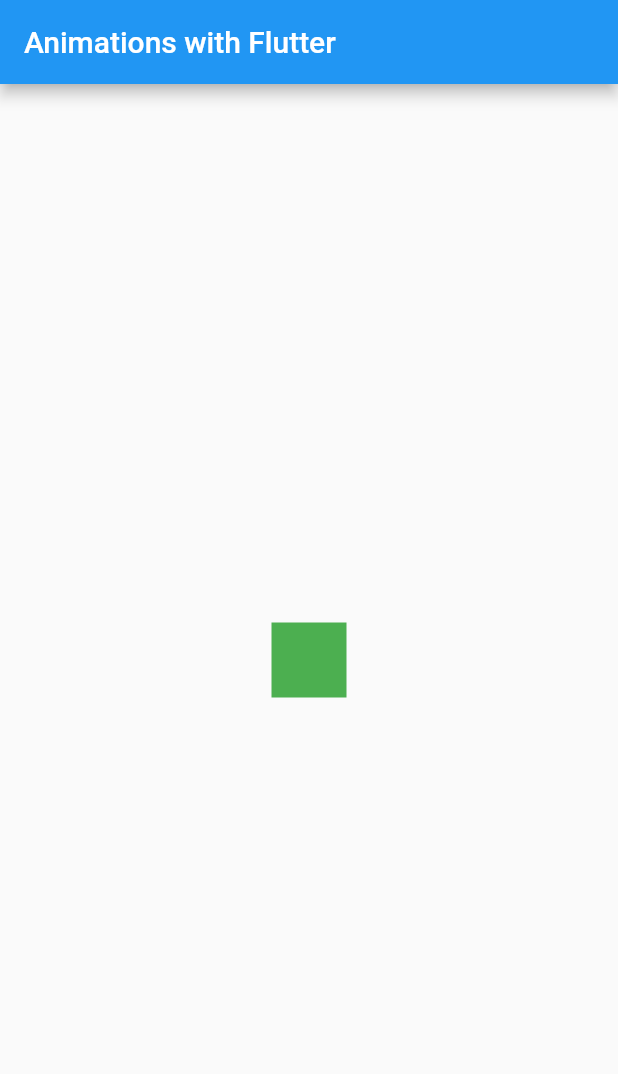
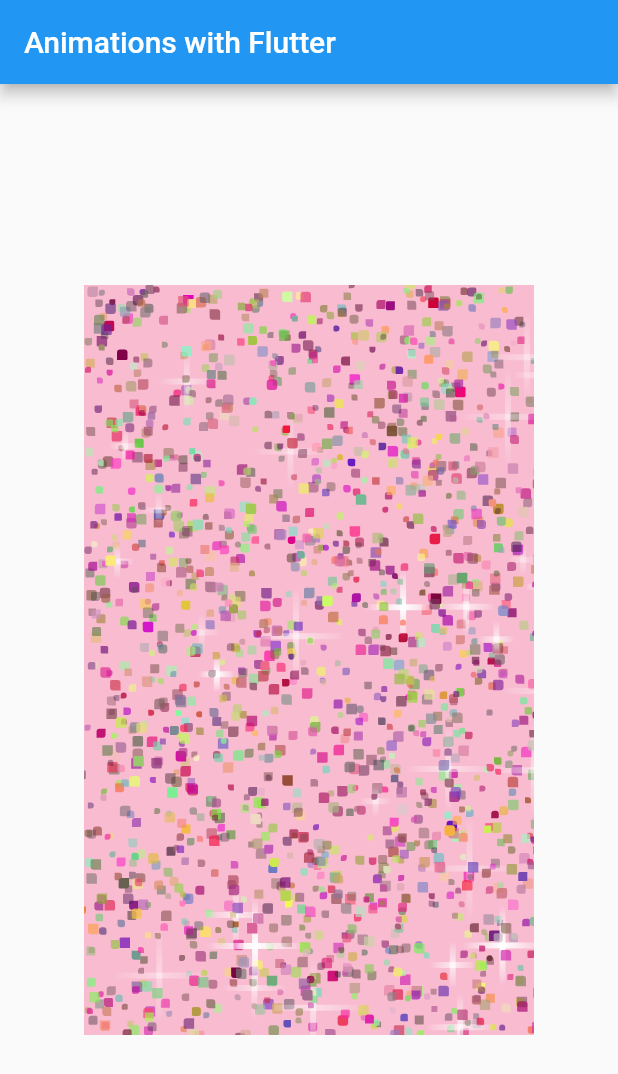
Before and after one commit to Novatics/mobile_squad, a Flutter app: the screen it shows after launch, on a phone screen of 412 x 824 dp. Shown: the top 1074 px of the screen. Run offline on Flutter 3.47's test engine with Material 2 defaults, Android fonts, the phone set to English and light mode, and no system bars; our stand-ins replace google_fonts.

Commit message:
adding glitter animation

```diff
--- /dev/null
+++ b/animations_app/lib/components/glitterAnimation.dart
@@ -0,0 +1,236 @@
+import 'package:flutter/material.dart';
+import 'dart:math' as math;
+
+const _width = 300.0;
+const _height = 500.0;
+const _durations = <Duration>[
+  Duration(milliseconds: 200),
+  Duration(milliseconds: 300),
+  Duration(milliseconds: 500),
+  Duration(milliseconds: 700),
+  Duration(milliseconds: 1000),
+  Duration(milliseconds: 1500),
+  Duration(milliseconds: 1700),
+  Duration(milliseconds: 2000),
+];
+final _random = math.Random();
+final _randomPieceSize = () => _random.nextInt(4).toDouble() + 4;
+final _randomCornerSize = () => _random.nextInt(3).toDouble();
+final _randomDecoration = () => BoxDecoration(
+      borderRadius: BorderRadius.only(
+        topLeft: Radius.circular(_randomCornerSize()),
+        topRight: Radius.circular(_randomCornerSize()),
+        bottomLeft: Radius.circular(_randomCornerSize()),
+        bottomRight: Radius.circular(_randomCornerSize()),
+      ),
+    );
+
+class GlitterAnimation extends StatefulWidget {
+  GlitterAnimation({ Key key }) : super(key : key);
+
+  @override
+  GlitterWidget createState() => GlitterWidget();
+}
+
+class GlitterWidget extends State<GlitterAnimation> with TickerProviderStateMixin {
+  final _controllers = <AnimationController>[];
+
+  Color _getRandomColor([int alpha]) {
+    return Color.fromARGB(alpha ?? 255, _random.nextInt(155) + 100,
+        _random.nextInt(255), _random.nextInt(150) + 55);
+  }
+
+  @override
+  void initState() {
+    super.initState();
+    _durations.forEach((Duration d) {
+      _controllers.add(AnimationController(
+        vsync: this,
+        duration: d,
+      ));
+    });
+
+    for (final controller in _controllers) {
+      controller.addStatusListener((AnimationStatus status) {
+        if (status == AnimationStatus.completed) {
+          controller.reverse();
+        } else if (status == AnimationStatus.dismissed) {
+          controller.forward();
+        }
+      });
+      controller.forward();
+    }
+  }
+
+  @override
+  void dispose() {
+    _controllers.forEach((AnimationController c) => c.dispose());
+    super.dispose();
+  }
+
+  Widget _createAnimatedGlitterPiece() {
+    final customController = _controllers[_random.nextInt(5)];
+
+    final colorTween =
+        ColorTween(begin: _getRandomColor(), end: Colors.transparent);
+    final tweenAnimation = colorTween.animate(customController);
+
+    final positionAnimation =
+        CurveTween(curve: ElasticInCurve()).animate(customController);
+
+    final pieceSize = _randomPieceSize();
+
+    final topOffset = _random.nextDouble() * (_height - pieceSize);
+    final leftOffset = _random.nextDouble() * (_width - pieceSize);
+
+    return AnimatedBuilder(
+      animation: customController,
+      builder: (BuildContext context, Widget widget) {
+        final piece = Container(
+          width: pieceSize,
+          height: pieceSize,
+          decoration: _randomDecoration().copyWith(color: tweenAnimation.value),
+        );
+
+        return Positioned(
+          top: topOffset + (positionAnimation.value * _random.nextInt(30) - 15),
+          left:
+              leftOffset + (positionAnimation.value * _random.nextInt(30) - 15),
+          child: piece,
+        );
+      },
+    );
+  }
+
+ Widget _createReverseAnimatedGlitterPiece() {
+    final customController = _controllers[_random.nextInt(5)];
+
+    final colorTween =
+        ColorTween(begin: Colors.transparent, end: _getRandomColor());
+    final animation = colorTween.animate(customController);
+    final pieceSize = _randomPieceSize();
+    final piece = AnimatedBuilder(
+      animation: animation,
+      builder: (BuildContext context, Widget widget) {
+        return Container(
+          decoration: _randomDecoration().copyWith(color: animation.value),
+          width: pieceSize,
+          height: pieceSize,
+        );
+      },
+    );
+    final topOffset = _random.nextDouble() * (_height - pieceSize);
+    final leftOffset = _random.nextDouble() * (_width - pieceSize);
+
+    return Positioned(
+      top: topOffset,
+      left: leftOffset,
+      child: piece,
+    );
+  }
+
+  Widget _createStaticGlitterPiece() {
+    final pieceSize = _randomPieceSize();
+    final piece = Container(
+      decoration: _randomDecoration().copyWith(color: _getRandomColor(170)),
+      width: pieceSize,
+      height: pieceSize,
+    );
+    final topOffset = _random.nextDouble() * _height;
+    final leftOffset = _random.nextDouble() * _width;
+
+    return Positioned(
+      top: topOffset,
+      left: leftOffset,
+      child: piece,
+    );
+  }
+
+
+  Widget _createSparkle() {
+    final customController = _controllers[_random.nextInt(_durations.length)];
+    final colorTween = ColorTween(begin: Colors.transparent, end: Colors.white);
+    final animation = colorTween.animate(customController);
+    final sparkleSize = _random.nextInt(80).toDouble() + 20;
+    final piece = AnimatedBuilder(
+      animation: animation,
+      builder: (BuildContext context, Widget widget) {
+        final decoration = BoxDecoration(
+          borderRadius: BorderRadius.circular(4),
+          backgroundBlendMode: BlendMode.colorDodge,
+          gradient: RadialGradient(
+            colors: [Colors.white, Colors.transparent],
+            stops: [-.1, .1],
+            radius: sparkleSize,
+          ),
+          color: animation.value,
+        );
+        final vertical = Container(
+          width: 4,
+          height: sparkleSize,
+          decoration: decoration,
+        );
+        final horizontal = Container(
+          width: sparkleSize,
+          height: 4,
+          decoration: decoration,
+        );
+        return Stack(
+          children: <Widget>[
+            Padding(
+              padding: EdgeInsets.only(left: sparkleSize / 2 - 2),
+              child: vertical,
+            ),
+            Padding(
+              padding: EdgeInsets.only(top: sparkleSize / 2 - 2),
+              child: horizontal,
+            ),
+          ],
+        );
+      },
+    );
+    final topOffset = _random.nextDouble() * _height;
+    final leftOffset = _random.nextDouble() * _width;
+
+    return Positioned(
+      top: topOffset,
+      left: leftOffset,
+      child: piece,
+    );
+  }
+
+
+  List<Widget> _createGlitterPieces(int numPieces) {
+    final pieces = <Widget>[];
+
+    for (var i = 0; i < numPieces; i++) {
+      pieces.add(_createStaticGlitterPiece());
+
+      if (i % 16 == 0) {
+        pieces.add(_createAnimatedGlitterPiece());
+      }
+
+      if (i % 2 == 0) {
+        pieces.add(_createReverseAnimatedGlitterPiece());
+      }
+
+      if (i % 30 == 0) {
+        pieces.add(_createSparkle());
+      }
+    }
+
+    return pieces;
+  }
+
+  @override
+  Widget build(BuildContext context) {
+    return Center(
+      child: Container(
+        height: _height,
+        width: _width,
+        color: Colors.pink[100],
+        child: Stack(children: _createGlitterPieces(1200)),
+      ),
+    );
+  }
+}
--- a/animations_app/lib/main.dart
+++ b/animations_app/lib/main.dart
@@ -1,5 +1,6 @@
 import 'package:flutter/material.dart';
-import 'components/animatedContainer.dart';
+// import 'components/animatedContainer.dart';
+import 'components/glitterAnimation.dart';
 
 void main() => runApp(MyApp());
 
@@ -28,14 +29,7 @@ class MyHomePage extends StatelessWidget {
       appBar: AppBar(
         title: Text(this.title),
       ),
-      body: Center(
-        child: Column(
-          mainAxisAlignment: MainAxisAlignment.center,
-          children: <Widget>[
-            AnimationContainerExample(),
-          ],
-        ),
-      ),
+      body: GlitterAnimation(),
     );
   }
 }
```
